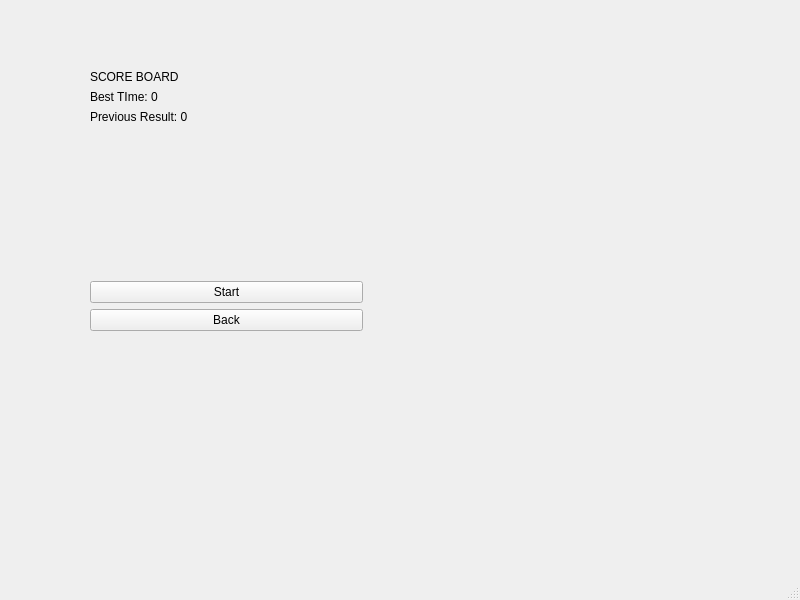
Old version of the form minegameover.ui in the repository megarevenge/GameBox.
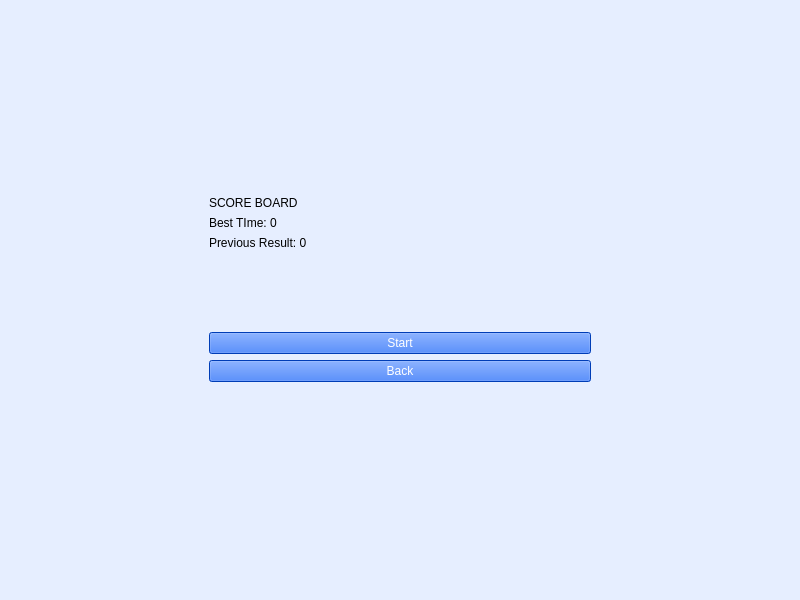
New version of the form.

```diff
--- a/minegameover.ui
+++ b/minegameover.ui
@@ -13,16 +13,31 @@
   <property name="windowTitle">
    <string>MainWindow</string>
   </property>
+  <property name="styleSheet">
+   <string notr="true">background-color: #e6eeff;
+color: black</string>
+  </property>
   <widget class="QWidget" name="centralwidget">
-   <widget class="QWidget" name="layoutWidget">
-    <property name="geometry">
-     <rect>
-      <x>90</x>
-      <y>70</y>
-      <width>273</width>
-      <height>261</height>
-     </rect>
-    </property>
+   <layout class="QGridLayout" name="gridLayout">
+    <item row="1" column="0">
+     <spacer name="horizontalSpacer">
+      <property name="orientation">
+       <enum>Qt::Orientation::Horizontal</enum>
+      </property>
+      <property name="sizeType">
+       <enum>QSizePolicy::Policy::Maximum</enum>
+      </property>
+      <property name="sizeHint" stdset="0">
+       <size>
+        <width>200</width>
+        <height>20</height>
+       </size>
+      </property>
+     </spacer>
+    </item>
+    <item row="1" column="1">
+     <layout class="QHBoxLayout" name="horizontalLayout_2">
+      <item>
     <layout class="QVBoxLayout" name="verticalLayout">
      <item>
       <layout class="QHBoxLayout" name="horizontalLayout">
@@ -64,6 +79,12 @@
      </item>
      <item>
       <widget class="QPushButton" name="pushButton">
+          <property name="styleSheet">
+           <string notr="true">QPushButton{
+	background-color: #0055ff;
+	color: white;
+}</string>
+          </property>
        <property name="text">
         <string>Start</string>
        </property>
@@ -71,13 +92,64 @@
      </item>
      <item>
       <widget class="QPushButton" name="pushButton_2">
+          <property name="styleSheet">
+           <string notr="true">QPushButton{
+	background-color: #0055ff;
+	color: white;
+}</string>
+          </property>
        <property name="text">
         <string>Back</string>
        </property>
       </widget>
      </item>
     </layout>
-   </widget>
+      </item>
+     </layout>
+    </item>
+    <item row="1" column="2">
+     <spacer name="horizontalSpacer_2">
+      <property name="orientation">
+       <enum>Qt::Orientation::Horizontal</enum>
+      </property>
+      <property name="sizeType">
+       <enum>QSizePolicy::Policy::Maximum</enum>
+      </property>
+      <property name="sizeHint" stdset="0">
+       <size>
+        <width>200</width>
+        <height>20</height>
+       </size>
+      </property>
+     </spacer>
+    </item>
+    <item row="2" column="1">
+     <spacer name="verticalSpacer_3">
+      <property name="orientation">
+       <enum>Qt::Orientation::Vertical</enum>
+      </property>
+      <property name="sizeHint" stdset="0">
+       <size>
+        <width>20</width>
+        <height>40</height>
+       </size>
+      </property>
+     </spacer>
+    </item>
+    <item row="0" column="1">
+     <spacer name="verticalSpacer_2">
+      <property name="orientation">
+       <enum>Qt::Orientation::Vertical</enum>
+      </property>
+      <property name="sizeHint" stdset="0">
+       <size>
+        <width>20</width>
+        <height>40</height>
+       </size>
+      </property>
+     </spacer>
+    </item>
+   </layout>
   </widget>
   <widget class="QMenuBar" name="menubar">
    <property name="geometry">
```
Lines whose indentation alone changed are shown as unchanged.
